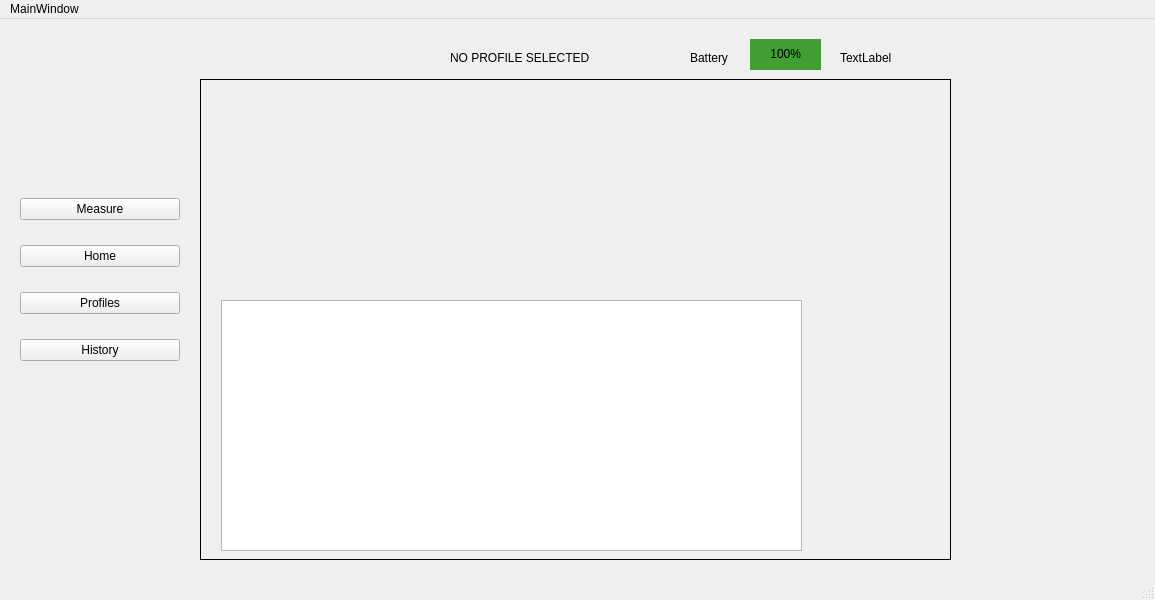
Above: mainwindow.ui from Shivewq/COMP3004FinalProject before the change. Below: the same form after it.
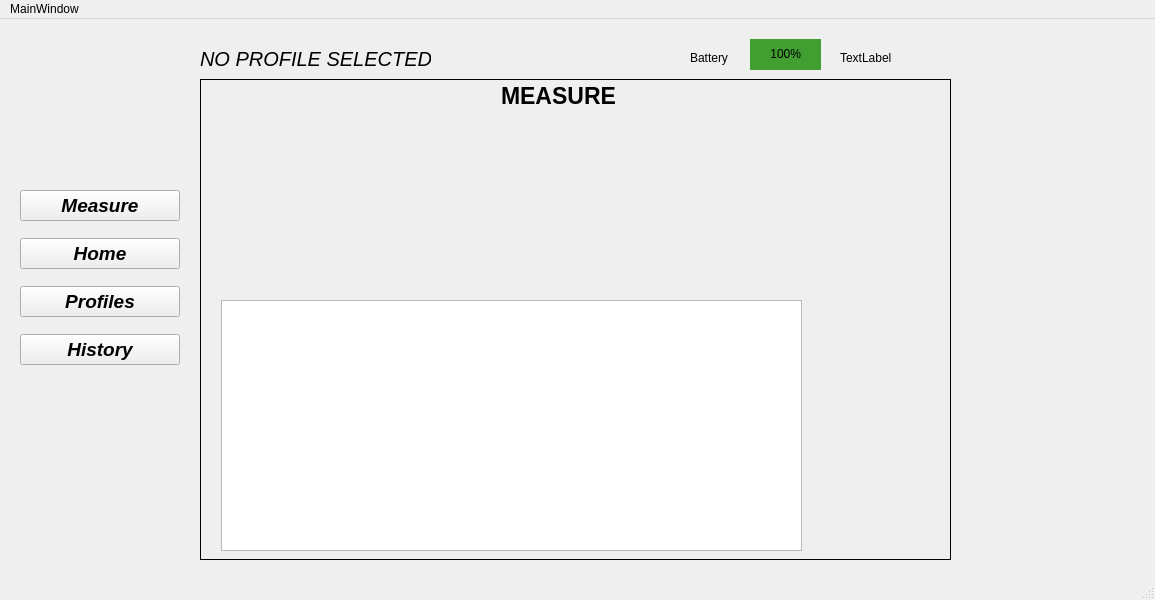
That is the form after the change. The open tabs and pages were chosen to show the change.

Commit message: Aesthetics titles and buttons

Diff of the .ui file:
```diff
--- a/mainwindow.ui
+++ b/mainwindow.ui
@@ -63,6 +63,27 @@
        </rect>
       </property>
      </widget>
+     <widget class="QLabel" name="label_4">
+      <property name="geometry">
+       <rect>
+        <x>300</x>
+        <y>0</y>
+        <width>141</width>
+        <height>31</height>
+       </rect>
+      </property>
+      <property name="font">
+       <font>
+        <pointsize>17</pointsize>
+        <weight>75</weight>
+        <bold>true</bold>
+        <underline>false</underline>
+       </font>
+      </property>
+      <property name="text">
+       <string>MEASURE</string>
+      </property>
+     </widget>
     </widget>
     <widget class="QWidget" name="page_profiles">
      <widget class="QPushButton" name="button_update">
@@ -336,6 +357,14 @@
     <layout class="QVBoxLayout" name="verticalLayout">
      <item>
       <widget class="QPushButton" name="button_measure">
+       <property name="font">
+        <font>
+         <pointsize>14</pointsize>
+         <weight>75</weight>
+         <italic>true</italic>
+         <bold>true</bold>
+        </font>
+       </property>
        <property name="text">
         <string>Measure</string>
        </property>
@@ -343,6 +372,14 @@
      </item>
      <item>
       <widget class="QPushButton" name="button_home">
+       <property name="font">
+        <font>
+         <pointsize>14</pointsize>
+         <weight>75</weight>
+         <italic>true</italic>
+         <bold>true</bold>
+        </font>
+       </property>
        <property name="text">
         <string>Home</string>
        </property>
@@ -350,6 +387,14 @@
      </item>
      <item>
       <widget class="QPushButton" name="button_profiles">
+       <property name="font">
+        <font>
+         <pointsize>14</pointsize>
+         <weight>75</weight>
+         <italic>true</italic>
+         <bold>true</bold>
+        </font>
+       </property>
        <property name="text">
         <string>Profiles</string>
        </property>
@@ -357,6 +402,14 @@
      </item>
      <item>
       <widget class="QPushButton" name="button_history">
+       <property name="font">
+        <font>
+         <pointsize>14</pointsize>
+         <weight>75</weight>
+         <italic>true</italic>
+         <bold>true</bold>
+        </font>
+       </property>
        <property name="text">
         <string>History</string>
        </property>
@@ -394,12 +447,18 @@
    <widget class="QLabel" name="activeUser">
     <property name="geometry">
      <rect>
-      <x>450</x>
+      <x>200</x>
       <y>30</y>
-      <width>161</width>
-      <height>17</height>
+      <width>231</width>
+      <height>20</height>
      </rect>
     </property>
+    <property name="font">
+     <font>
+      <pointsize>15</pointsize>
+      <italic>true</italic>
+     </font>
+    </property>
     <property name="text">
      <string>NO PROFILE SELECTED</string>
     </property>
```
Left out of the diff: 29 changed lines with no effect on the pictures.
